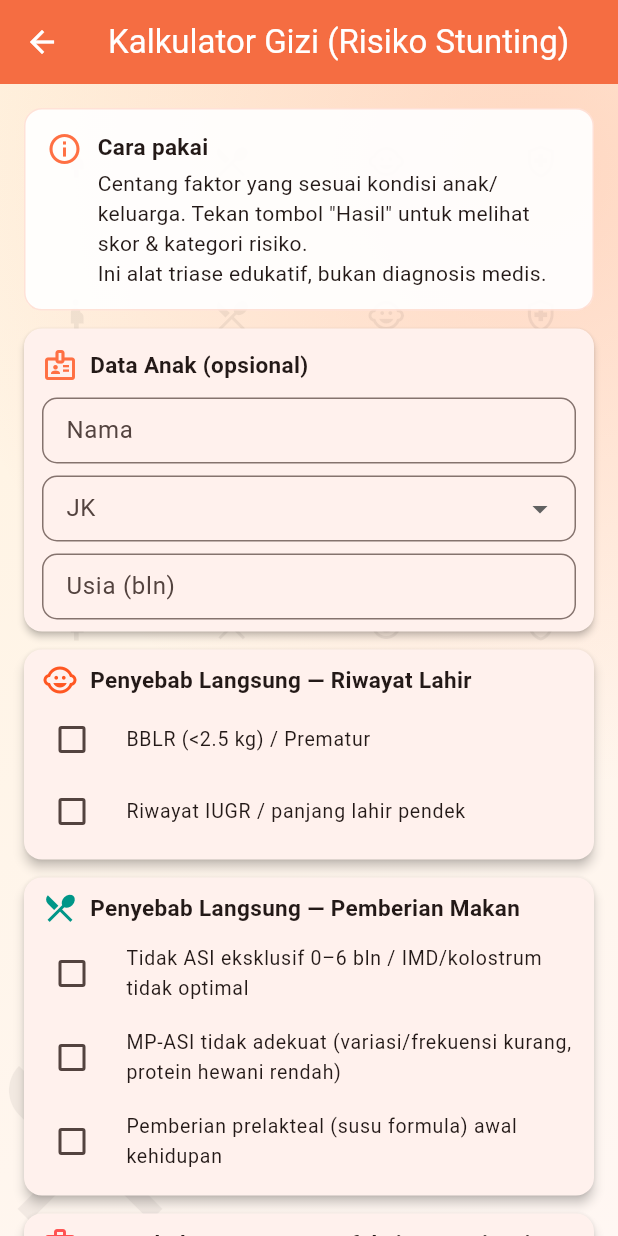
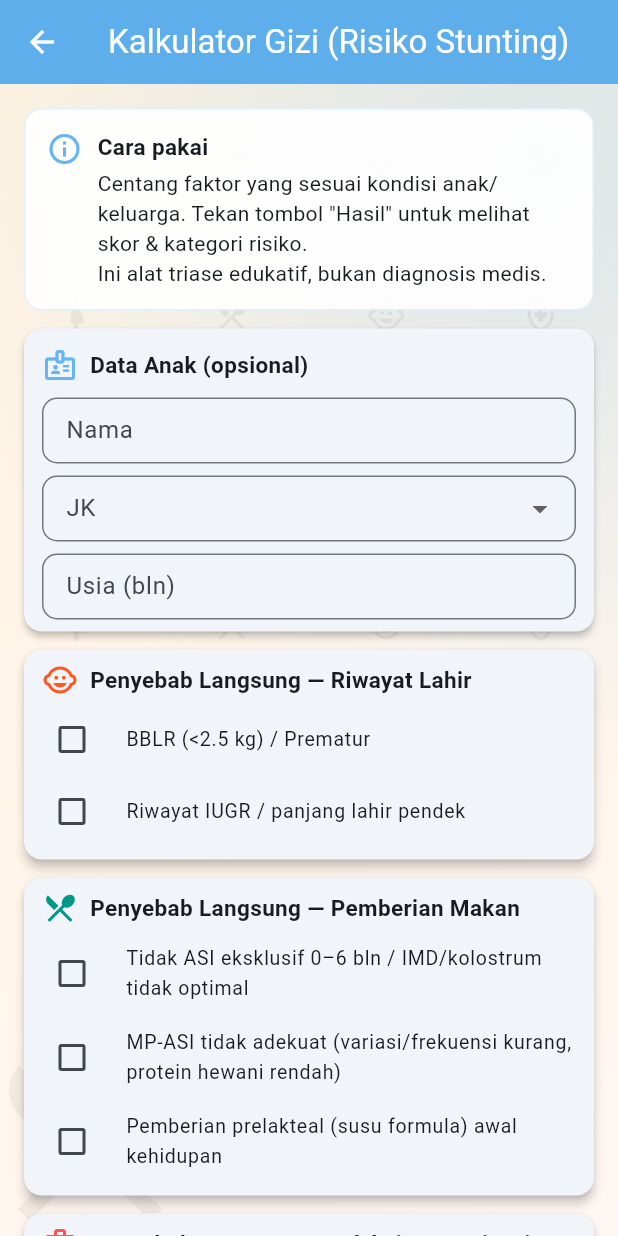
Before and after one commit to DannyPrihandoko/stunting_application, a Flutter app: the screen it shows after launch, after a tap on "Kalkulator Gizi & BB", on a phone screen of 412 x 824 dp. Run offline on Flutter 3.47's test engine with Material 3 defaults, Android fonts, the phone set to English and light mode, and no system bars; our stand-ins replace firebase_core, firebase_database; accounts and stored records are empty.

Commit message:
update UI main menu

```diff
--- a/lib/main.dart
+++ b/lib/main.dart
@@ -13,29 +13,14 @@ import 'pages/cek_perkembangan_kehamilan_page.dart';
 import 'package:stunting_application/pages/srs_history_page.dart';
 
 void main() async {
-  // --- DEBUG LOG MAIN.DART START ---
-  print(
-    'DEBUG MAIN: Aplikasi dimulai. WidgetsFlutterBinding.ensureInitialized() dipanggil.',
-  );
-  // --- DEBUG LOG MAIN.DART END ---
-
+  print('DEBUG MAIN: start');
   WidgetsFlutterBinding.ensureInitialized();
-
   try {
-    // --- DEBUG LOG MAIN.DART START ---
-    print('DEBUG MAIN: Memulai Firebase.initializeApp()...');
-    // --- DEBUG LOG MAIN.DART END ---
-    await Firebase.initializeApp(
-      options: DefaultFirebaseOptions.currentPlatform,
-    );
-    // --- DEBUG LOG MAIN.DART START ---
-    print('DEBUG MAIN: Firebase.initializeApp() BERHASIL!');
-    // --- DEBUG LOG MAIN.DART END ---
+    await Firebase.initializeApp(options: DefaultFirebaseOptions.currentPlatform);
+    print('DEBUG MAIN: Firebase OK');
   } catch (e) {
-    print('DEBUG MAIN: Firebase.initializeApp() GAGAL dengan error: $e');
+    print('DEBUG MAIN: Firebase error: $e');
   }
-
-  print('DEBUG MAIN: runApp() dipanggil.');
   runApp(const MyApp());
 }
 
@@ -44,13 +29,13 @@ class MyApp extends StatelessWidget {
 
   @override
   Widget build(BuildContext context) {
-    const Color primaryCoral = Color(0xFFFF7043);
+    const Color primaryBlue = Color(0xFF64B5F6); // Warna biru pastel lembut
 
     return MaterialApp(
       debugShowCheckedModeBanner: false,
       title: 'SITUNTAS',
       theme: ThemeData(
-        colorScheme: ColorScheme.fromSeed(seedColor: primaryCoral),
+        colorScheme: ColorScheme.fromSeed(seedColor: primaryBlue),
         useMaterial3: true,
         fontFamilyFallback: const [
           'Roboto',
@@ -58,12 +43,13 @@ class MyApp extends StatelessWidget {
           'Noto Sans',
         ],
         appBarTheme: const AppBarTheme(
-          backgroundColor: primaryCoral,
+          backgroundColor: primaryBlue,
           foregroundColor: Colors.white,
           centerTitle: true,
           elevation: 4,
         ),
-        primaryColor: primaryCoral,
+        primaryColor: primaryBlue,
+        scaffoldBackgroundColor: Colors.blue.shade50, // Background biru pastel
       ),
       home: const SplashScreen(),
     );
@@ -94,7 +80,7 @@ class _SplashScreenState extends State<SplashScreen> {
   @override
   Widget build(BuildContext context) {
     return const Scaffold(
-      backgroundColor: Color(0xFFFF7043),
+      backgroundColor: Color(0xFF64B5F6), // Biru pastel untuk background
       body: Center(
         child: Column(
           mainAxisAlignment: MainAxisAlignment.center,
@@ -103,17 +89,10 @@ class _SplashScreenState extends State<SplashScreen> {
             SizedBox(height: 20),
             Text(
               "SITUNTAS",
-              style: TextStyle(
-                fontSize: 32,
-                fontWeight: FontWeight.bold,
-                color: Colors.white,
-              ),
+              style: TextStyle(fontSize: 32, fontWeight: FontWeight.bold, color: Colors.white),
             ),
             SizedBox(height: 8),
-            Text(
-              "Sistem Deteksi Stunting Tuntas",
-              style: TextStyle(fontSize: 18, color: Colors.white70),
-            ),
+            Text("Sistem Deteksi Stunting Tuntas", style: TextStyle(fontSize: 18, color: Colors.white70)),
           ],
         ),
       ),
@@ -121,7 +100,7 @@ class _SplashScreenState extends State<SplashScreen> {
   }
 }
 
-// ---------------- HOME PAGE (Redesigned) ----------------
+// ---------------- HOME PAGE ----------------
 class HomePage extends StatelessWidget {
   const HomePage({super.key});
 
@@ -138,7 +117,6 @@ class HomePage extends StatelessWidget {
     final primaryColor = Theme.of(context).primaryColor;
     final screenWidth = MediaQuery.of(context).size.width;
 
-    // Data menu
     final List<Map<String, dynamic>> menuItems = [
       {
         "title": "Kalkulator Gizi & BB",
@@ -181,22 +159,34 @@ class HomePage extends StatelessWidget {
     ];
 
     return Scaffold(
-      backgroundColor: Colors.grey.shade50,
-      body: CustomScrollView(
+      backgroundColor: Colors.blue.shade50, // Background biru muda
+      body: Stack(
+        children: [
+          // === BACKGROUND AWAN ===
+          Positioned.fill(
+            child: Container(
+              decoration: BoxDecoration(
+                gradient: LinearGradient(
+                  colors: [primaryColor.withOpacity(0.5), Colors.white],
+                  begin: Alignment.topCenter,
+                  end: Alignment.bottomCenter,
+                ),
+              ),
+            ),
+          ),
+
+          CustomScrollView(
             slivers: [
-          // ======= HEADER / GREETING AREA (lebih menarik) =======
+              // 1. Header / Greeting
               SliverAppBar(
-            expandedHeight: 280,
+                expandedHeight: 240,
                 pinned: true,
                 elevation: 0,
                 backgroundColor: primaryColor,
-            title: const Text('Fitur Utama'),
+                title: null, // << hapus tulisan "Fitur Utama"
                 flexibleSpace: FlexibleSpaceBar(
                   centerTitle: false,
-              titlePadding: const EdgeInsetsDirectional.only(
-                start: 16,
-                bottom: 10,
-              ),
+                  titlePadding: EdgeInsets.zero,
                   background: Stack(
                     fit: StackFit.expand,
                     children: [
@@ -213,19 +203,19 @@ class HomePage extends StatelessWidget {
                       // Ikon dekoratif samar
                       Positioned(
                         right: -6,
-                    top: 40,
+                        top: 36,
                         child: Icon(
                           Icons.pregnant_woman_outlined,
-                      size: 120,
+                          size: 110,
                           color: Colors.white.withOpacity(0.10),
                         ),
                       ),
                       Positioned(
                         left: -8,
-                    bottom: 18,
+                        bottom: 8,
                         child: Icon(
                           Icons.local_dining_outlined,
-                      size: 140,
+                          size: 128,
                           color: Colors.white.withOpacity(0.10),
                         ),
                       ),
@@ -237,7 +227,6 @@ class HomePage extends StatelessWidget {
                           child: Column(
                             crossAxisAlignment: CrossAxisAlignment.start,
                             children: [
-                          // Baris sapaan + avatar
                               Row(
                                 children: [
                                   Container(
@@ -248,10 +237,7 @@ class HomePage extends StatelessWidget {
                                       shape: BoxShape.circle,
                                       border: Border.all(color: Colors.white24),
                                     ),
-                                child: const Icon(
-                                  Icons.volunteer_activism_outlined,
-                                  color: Colors.white,
-                                ),
+                                    child: const Icon(Icons.volunteer_activism_outlined, color: Colors.white),
                                   ),
                                   const SizedBox(width: 12),
                                   Expanded(
@@ -285,18 +271,28 @@ class HomePage extends StatelessWidget {
                               const SizedBox(height: 8),
                               Text(
                                 "Pantau tumbuh kembang si kecil—mulai dari gizi, MP-ASI, hingga kebersihan rumah tangga.",
-                            style: TextStyle(
-                              color: Colors.white.withOpacity(0.9),
-                              fontSize: 14,
+                                style: TextStyle(color: Colors.white.withOpacity(0.9), fontSize: 14),
                               ),
+                              const SizedBox(height: 12),
+
+                              // Quick Actions
+                              Row(
+                                children: [
+                                  ElevatedButton(
+                                    onPressed: () {
+                                      // Add your quick action logic here
+                                    },
+                                    child: const Text("Quick Action 1"),
                                   ),
-                          const Spacer(),
-                          // Quick Actions — mengambang di bawah header
-                          _QuickActions(
-                            primaryColor: Colors.white,
-                            accent: Colors.black.withOpacity(0.75),
+                                  const SizedBox(width: 8),
+                                  ElevatedButton(
+                                    onPressed: () {
+                                      // Add your quick action logic here
+                                    },
+                                    child: const Text("Quick Action 2"),
                                   ),
-                          const SizedBox(height: 16),
+                                ],
+                              ),
                             ],
                           ),
                         ),
@@ -306,7 +302,7 @@ class HomePage extends StatelessWidget {
                 ),
               ),
 
-          // ======= GRID MENU =======
+              // 2. Grid Feature Cards
               SliverPadding(
                 padding: EdgeInsets.all(screenWidth * 0.04),
                 sliver: SliverGrid.count(
@@ -327,7 +323,7 @@ class HomePage extends StatelessWidget {
                 ),
               ),
 
-          // ======= FOOTER =======
+              // 3. Footer
               SliverFillRemaining(
                 hasScrollBody: false,
                 child: Align(
@@ -343,6 +339,8 @@ class HomePage extends StatelessWidget {
                     ),
                   ),
                 ),
+              ),
+            ],
           ),
         ],
       ),
@@ -372,20 +370,13 @@ class HomePage extends StatelessWidget {
             context,
             PageRouteBuilder(
               pageBuilder: (context, animation, secondaryAnimation) => page,
-              transitionsBuilder:
-                  (context, animation, secondaryAnimation, child) {
+              transitionsBuilder: (context, animation, secondaryAnimation, child) {
                 const begin = Offset(1.0, 0.0);
                 const end = Offset.zero;
                 const curve = Curves.easeOut;
-                    var tween = Tween(
-                      begin: begin,
-                      end: end,
-                    ).chain(CurveTween(curve: curve));
+                var tween = Tween(begin: begin, end: end).chain(CurveTween(curve: curve));
                 var offsetAnimation = animation.drive(tween);
-                    return SlideTransition(
-                      position: offsetAnimation,
-                      child: child,
-                    );
+                return SlideTransition(position: offsetAnimation, child: child);
               },
             ),
           );
@@ -395,10 +386,7 @@ class HomePage extends StatelessWidget {
         elevation: 6,
         shape: RoundedRectangleBorder(borderRadius: BorderRadius.circular(16)),
         child: Container(
-          decoration: BoxDecoration(
-            borderRadius: BorderRadius.circular(16),
-            color: Colors.white,
-          ),
+          decoration: BoxDecoration(borderRadius: BorderRadius.circular(16), color: Colors.white),
           child: Padding(
             padding: const EdgeInsets.all(16.0),
             child: Column(
@@ -407,20 +395,13 @@ class HomePage extends StatelessWidget {
               children: [
                 Container(
                   padding: const EdgeInsets.all(12),
-                  decoration: BoxDecoration(
-                    color: color.withOpacity(0.1),
-                    borderRadius: BorderRadius.circular(12),
-                  ),
+                  decoration: BoxDecoration(color: color.withOpacity(0.1), borderRadius: BorderRadius.circular(12)),
                   child: Icon(icon, size: 32, color: color),
                 ),
                 const SizedBox(height: 10),
                 Text(
                   title,
-                  style: const TextStyle(
-                    fontSize: 16,
-                    fontWeight: FontWeight.bold,
-                    color: Colors.black87,
-                  ),
+                  style: const TextStyle(fontSize: 16, fontWeight: FontWeight.bold, color: Colors.black87),
                 ),
                 Text(
                   subTitle ??
@@ -445,85 +426,3 @@ class HomePage extends StatelessWidget {
     );
   }
 }
-
-// ---------------- QUICK ACTIONS (di header) ----------------
-class _QuickActions extends StatelessWidget {
-  final Color primaryColor; // warna teks & ikon
-  final Color accent; // warna teks sekunder
-  const _QuickActions({required this.primaryColor, required this.accent});
-
-  @override
-  Widget build(BuildContext context) {
-    final bg = Colors.white.withOpacity(0.15);
-    final border = Colors.white.withOpacity(0.2);
-
-    Widget pill({
-      required IconData icon,
-      required String title,
-      required VoidCallback onTap,
-    }) {
-      return Expanded(
-        child: InkWell(
-          onTap: onTap,
-          borderRadius: BorderRadius.circular(16),
-          child: Container(
-            padding: const EdgeInsets.symmetric(horizontal: 12, vertical: 12),
-            decoration: BoxDecoration(
-              color: bg,
-              borderRadius: BorderRadius.circular(16),
-              border: Border.all(color: border),
-            ),
-            child: Row(
-              mainAxisAlignment: MainAxisAlignment.center,
-              children: [
-                Icon(icon, color: primaryColor),
-                const SizedBox(width: 8),
-                Flexible(
-                  child: Text(
-                    title,
-                    style: TextStyle(
-                      color: primaryColor,
-                      fontWeight: FontWeight.w700,
-                    ),
-                    overflow: TextOverflow.ellipsis,
-                  ),
-                ),
-              ],
-            ),
-          ),
-        ),
-      );
-    }
-
-    return Row(
-      children: [
-        pill(
-          icon: Icons.calculate_outlined,
-          title: "Kalkulator",
-          onTap: () => Navigator.push(
-            context,
-            MaterialPageRoute(builder: (_) => const CalculatorPage()),
-          ),
-        ),
-        const SizedBox(width: 10),
-        pill(
-          icon: Icons.assessment_outlined,
-          title: "SRS",
-          onTap: () => Navigator.push(
-            context,
-            MaterialPageRoute(builder: (_) => const SrsPage()),
-          ),
-        ),
-        const SizedBox(width: 10),
-        pill(
-          icon: Icons.menu_book_outlined,
-          title: "Edukasi",
-          onTap: () => Navigator.push(
-            context,
-            MaterialPageRoute(builder: (_) => const EdukasiPage()),
-          ),
-        ),
-      ],
-    );
-  }
-}
```
Lines whose indentation alone changed are shown as unchanged.
